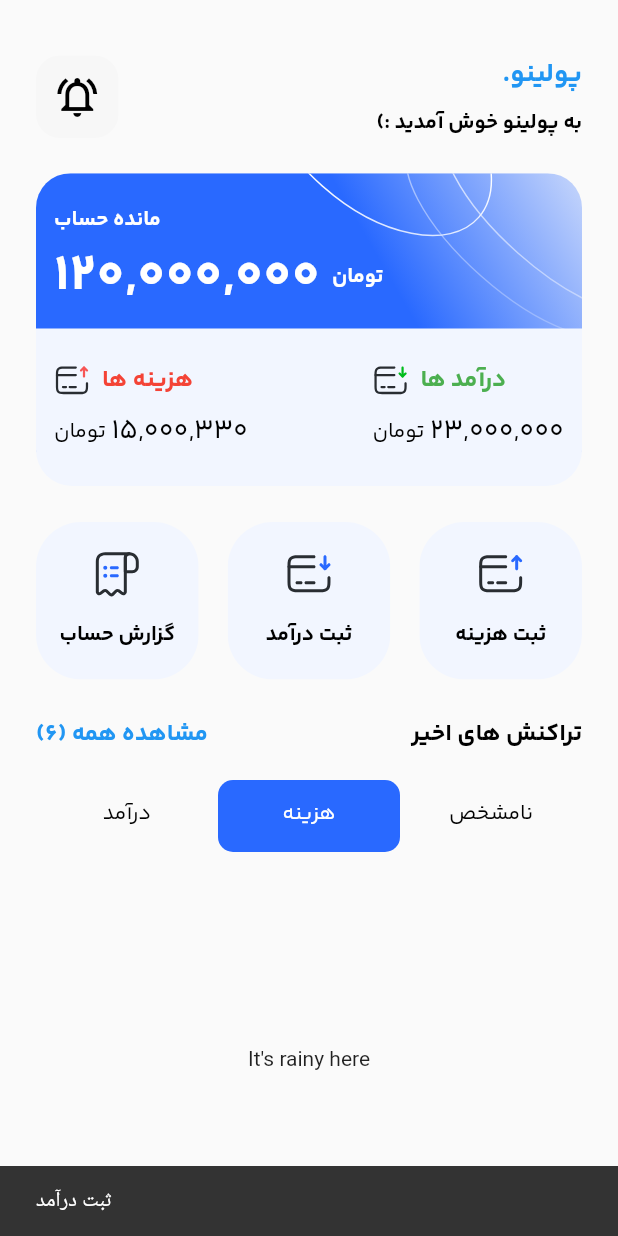
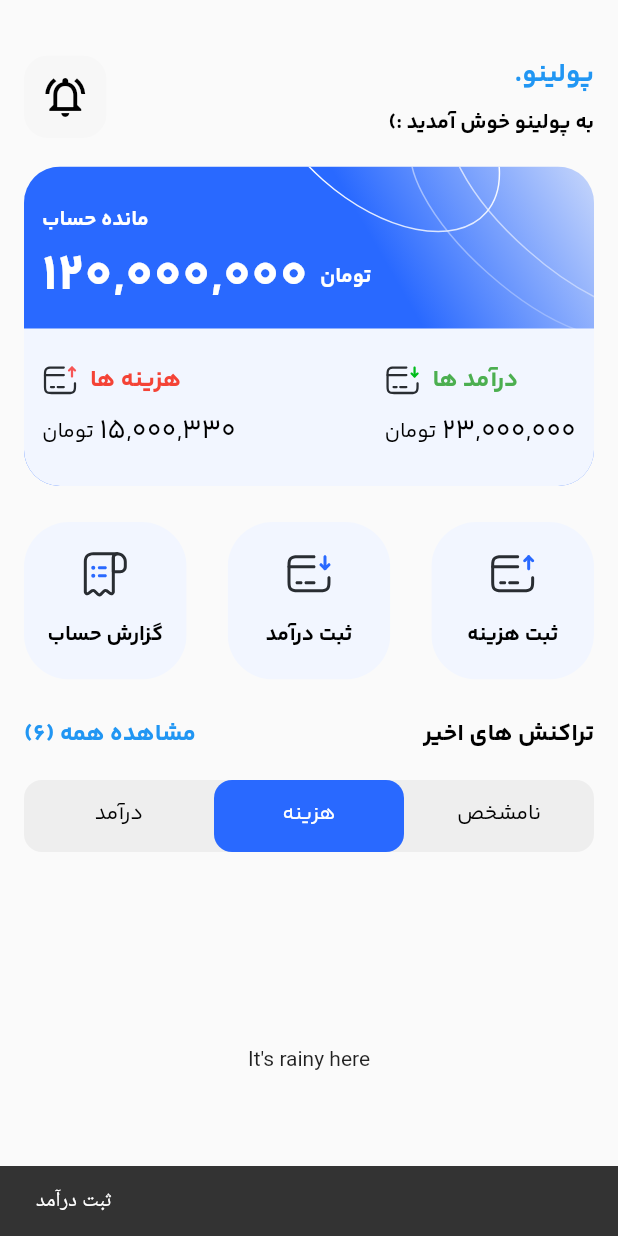
Before and after one commit to rezaabiri/poolino, a Flutter app: the screen it shows after launch, tab 2 chosen, after a tap on "ثبت درآمد", on a phone screen of 412 x 824 dp. Run offline on Flutter 3.47's test engine with Material 2 defaults, Android fonts, the phone set to English and light mode, and no system bars; our stand-ins replace buttons_tabbar, dotted_line, flutter_svg, page_transition, permission_handler; missing offline and left inert: flutter_sms_inbox.

Commit message:
گرفتن پیامک های گوشی

```diff
--- a/lib/features/home_feature/screens/home_page.dart
+++ b/lib/features/home_feature/screens/home_page.dart
@@ -3,6 +3,10 @@ import 'package:poolino/constants.dart';
 import 'package:poolino/features/home_feature/widgets/button_widget.dart';
 import 'package:poolino/features/home_feature/widgets/transaction_widget.dart';
 import 'package:buttons_tabbar/buttons_tabbar.dart';
+import 'package:permission_handler/permission_handler.dart';
+import 'package:flutter_sms_inbox/flutter_sms_inbox.dart';
+
+
 
 import '../widgets/bottom_sheets/add_cost.dart';
 import '../widgets/card_money.dart';
@@ -20,6 +24,10 @@ class HomePage extends StatefulWidget {
 class _HomePageState extends State<HomePage> with TickerProviderStateMixin {
   int hexToInteger(String hex) => int.parse(hex, radix: 16);
   late final TabController _tabController;
+  final SmsQuery _query = SmsQuery();
+  List<SmsMessage> _messages = [];
+  String extracted = "";
+
 
   @override
   void initState() {
@@ -27,6 +35,7 @@ class _HomePageState extends State<HomePage> with TickerProviderStateMixin {
     super.initState();
     _tabController = TabController(length: 3, vsync: this);
   }
+
 
   @override
   void dispose() {
@@ -56,7 +65,7 @@ class _HomePageState extends State<HomePage> with TickerProviderStateMixin {
 
     return Scaffold(
       body: Padding(
-        padding: EdgeInsets.only(left: 24, right: 24, top: 36),
+        padding: EdgeInsets.only(left: 16, right: 16, top: 36),
         child: SingleChildScrollView(
           child: Column(
             children: [
@@ -86,8 +95,10 @@ class _HomePageState extends State<HomePage> with TickerProviderStateMixin {
                     name: "ثبت درآمد",
                     icon: "income_blue",
                     onTap: () {
+                      requestPermission();
                       ScaffoldMessenger.of(context)
-                          .showSnackBar(SnackBar(content: Text("ثبت درآمد")));
+                          .showSnackBar(SnackBar(content: Text("ثبت درآمد"),),
+                      );
                     },
                   ),
                   ButtonWidget(
@@ -102,10 +113,24 @@ class _HomePageState extends State<HomePage> with TickerProviderStateMixin {
                               SnackBar(content: Text("ثبت هزینه انتخابی")));
                           Navigator.pop(context);
                         },
-                        onTapCustom: () {
+                        onTapCustom: () async {
                           ScaffoldMessenger.of(context).showSnackBar(
                               SnackBar(content: Text("ثبت هزینه دستی")));
                           Navigator.pop(context);
+
+                          var permission = await Permission.sms.status;
+                          if(permission.isGranted){
+                            final messages = await _query.querySms(
+                              kinds: [
+                                SmsQueryKind.inbox,
+                                SmsQueryKind.sent,
+                              ],
+                              address: '9830009417',
+                              count: _messages.length,
+                            );
+
+                            setState(() => _messages = messages);
+                          }
                         },
                       );
                     },
@@ -137,7 +162,12 @@ class _HomePageState extends State<HomePage> with TickerProviderStateMixin {
               const SizedBox(
                 height: 18,
               ),
-              DefaultTabController(
+              Container(
+                decoration: BoxDecoration(
+                  color: Colors.grey.shade200,
+                  borderRadius: BorderRadius.circular(12 )
+                ),
+                child: DefaultTabController(
                   length: 3,
                   child: TabBar(
                       controller: _tabController,
@@ -146,11 +176,11 @@ class _HomePageState extends State<HomePage> with TickerProviderStateMixin {
                       ),
                       unselectedLabelColor: Colors.black,
                       overlayColor: MaterialStateProperty.all<Color>(Colors.grey.shade400),
-                    splashBorderRadius: BorderRadius.circular(10),
+                      splashBorderRadius: BorderRadius.circular(12),
                       labelStyle: TextStyle(fontFamily: "yekan_regular"),
                       indicator: BoxDecoration(
                         color: hexToColor(Constants.baseColor),
-                      borderRadius: BorderRadius.circular(10),
+                        borderRadius: BorderRadius.circular(12),
                       ),
 
                       onTap: (int index){
@@ -169,6 +199,7 @@ class _HomePageState extends State<HomePage> with TickerProviderStateMixin {
                         ),
                       ]),
                 ),
+              ),
               SizedBox(
                 width: MediaQuery.of(context).size.width,
                 height: MediaQuery.of(context).size.height / 3,
@@ -177,13 +208,15 @@ class _HomePageState extends State<HomePage> with TickerProviderStateMixin {
                   children: <Widget>[
                     ListView.builder(
                       shrinkWrap: true,
-                      itemCount: 6,
+                      itemCount: _messages.length,
                       itemBuilder: (context, index) {
+
                         return TransactionWidget(
-                          price: prices[index],
-                          title: titles[index],
-                          date: "یکشنبه ۱۲ آذر ۱۴۰۲ ۱۹۲۰",
-                          state: states[index],
+                          price: getPrice(_messages[index].body.toString()),
+                          title: _messages[index].address.toString(),
+                          date: _messages[index].date.toString(),
+                          state: _messages[index].body.toString().contains("برداشت") ? 1 : 0,
+
                         );
                       },
                     ),
@@ -218,6 +251,32 @@ class _HomePageState extends State<HomePage> with TickerProviderStateMixin {
   }
 }
 
+String getPrice(String smsBody) {
+  print(smsBody);
+
+  RegExp regex = RegExp(r'(برداشت|انتقال|انتقالی|انتقالي|خريداينترنتي):([-+]?\d{1,15}(?:,\d{3})*(?:\.\d{2})?)');
+
+  // یافتن اولین تطابق با الگو
+  Match? match = regex.firstMatch(smsBody);
+
+  // چک کردن برای وجود match
+  if (match != null) {
+    return match.group(2)!;
+  } else {
+    // اگر هیچ تطابقی پیدا نشد، می‌توانید یک مقدار پیش‌فرض یا پیام خطا بازگردانید
+    return 'تطابق پیدا نشد.';
+  }
+}
+
+
+Future<void> requestPermission() async {
+  const permission = Permission.sms;
+
+  if (await permission.isDenied) {
+    await permission.request();
+  }
+}
+
 Color hexToColor(String code) {
-  return new Color(int.parse(code.substring(1, 7), radix: 16) + 0xFF000000);
+  return Color(int.parse(code.substring(1, 7), radix: 16) + 0xFF000000);
 }
--- a/pubspec.yaml
+++ b/pubspec.yaml
@@ -53,6 +53,10 @@ dev_dependencies:
   flutter_svg: ^2.0.9
   page_transition: "^2.1.0"
   buttons_tabbar: ^1.3.7+1
+  permission_handler: ^10.1.0
+  flutter_sms_inbox: ^1.0.3
+
+
 
 
 
```
Also changed, not shown: pubspec.lock, 1 other file. Lines whose indentation alone changed are shown as unchanged.
